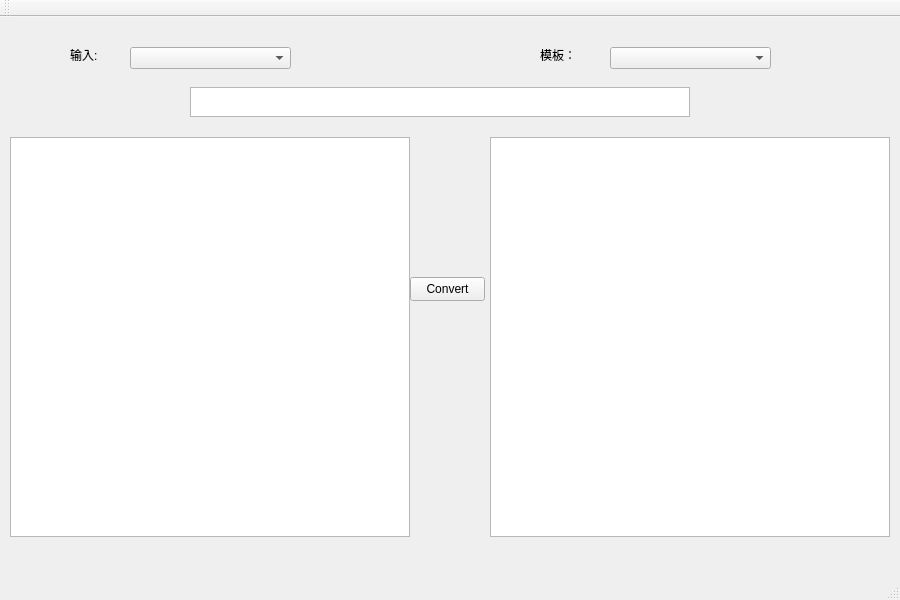
Before: the Qt Designer form QtWebTools.ui in Iwctwbh/QtWebTools, drawn with Qt 5.
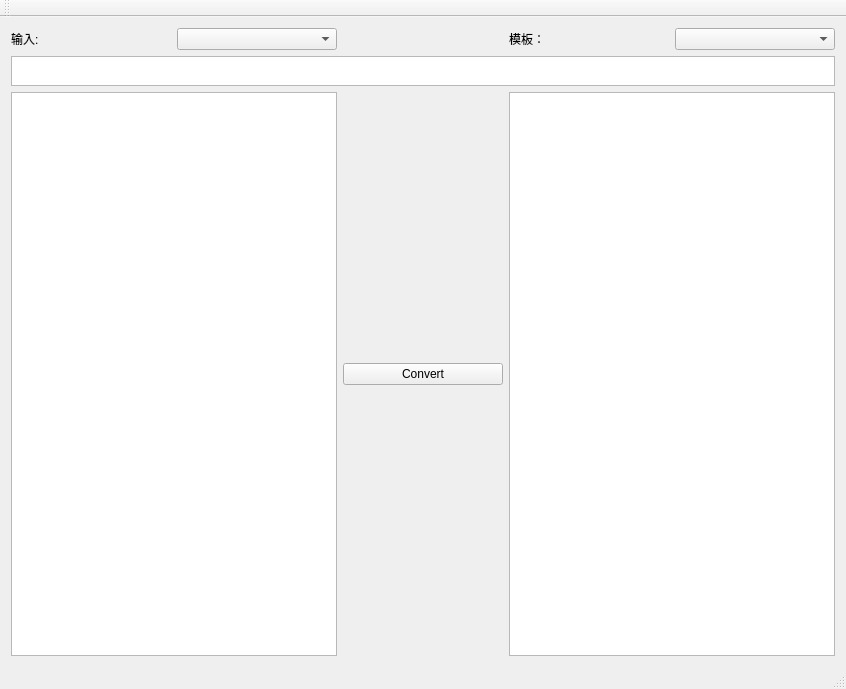
After: the same form once the commit is applied.

Patch:
```diff
--- a/QtWebTools.ui
+++ b/QtWebTools.ui
@@ -6,103 +6,62 @@
    <rect>
     <x>0</x>
     <y>0</y>
-    <width>900</width>
-    <height>600</height>
+    <width>846</width>
+    <height>689</height>
    </rect>
   </property>
   <property name="windowTitle">
    <string>QtWebTools</string>
   </property>
   <widget class="QWidget" name="centralWidget">
-   <widget class="QComboBox" name="comboBox">
-    <property name="geometry">
-     <rect>
-      <x>130</x>
-      <y>30</y>
-      <width>161</width>
-      <height>22</height>
-     </rect>
-    </property>
-   </widget>
-   <widget class="QComboBox" name="comboBox_2">
-    <property name="geometry">
-     <rect>
-      <x>610</x>
-      <y>30</y>
-      <width>161</width>
-      <height>22</height>
-     </rect>
-    </property>
-   </widget>
-   <widget class="QTextEdit" name="textEdit">
-    <property name="geometry">
-     <rect>
-      <x>10</x>
-      <y>120</y>
-      <width>400</width>
-      <height>400</height>
-     </rect>
-    </property>
-   </widget>
-   <widget class="QTextEdit" name="textEdit_2">
-    <property name="geometry">
-     <rect>
-      <x>490</x>
-      <y>120</y>
-      <width>400</width>
-      <height>400</height>
-     </rect>
-    </property>
-   </widget>
-   <widget class="QPushButton" name="pushButton">
-    <property name="geometry">
-     <rect>
-      <x>410</x>
-      <y>260</y>
-      <width>75</width>
-      <height>24</height>
-     </rect>
-    </property>
-    <property name="text">
-     <string>Convert</string>
-    </property>
-   </widget>
-   <widget class="QLabel" name="label">
-    <property name="geometry">
-     <rect>
-      <x>70</x>
-      <y>30</y>
-      <width>53</width>
-      <height>16</height>
-     </rect>
-    </property>
-    <property name="text">
-     <string>输入:</string>
-    </property>
-   </widget>
-   <widget class="QLabel" name="label_2">
-    <property name="geometry">
-     <rect>
-      <x>540</x>
-      <y>30</y>
-      <width>53</width>
-      <height>16</height>
-     </rect>
-    </property>
-    <property name="text">
-     <string>模板：</string>
-    </property>
-   </widget>
-   <widget class="QTextEdit" name="textEdit_3">
-    <property name="geometry">
-     <rect>
-      <x>190</x>
-      <y>70</y>
-      <width>500</width>
-      <height>30</height>
-     </rect>
-    </property>
-   </widget>
+   <layout class="QGridLayout" name="gridLayout">
+    <item row="0" column="0">
+     <widget class="QLabel" name="label">
+      <property name="text">
+       <string>输入:</string>
+      </property>
+     </widget>
+    </item>
+    <item row="0" column="1">
+     <widget class="QComboBox" name="comboBox"/>
+    </item>
+    <item row="0" column="3">
+     <widget class="QLabel" name="label_2">
+      <property name="text">
+       <string>模板：</string>
+      </property>
+     </widget>
+    </item>
+    <item row="0" column="4">
+     <widget class="QComboBox" name="comboBox_2"/>
+    </item>
+    <item row="2" column="0" colspan="2">
+     <widget class="QTextEdit" name="textEdit"/>
+    </item>
+    <item row="2" column="2">
+     <widget class="QPushButton" name="pushButton">
+      <property name="text">
+       <string>Convert</string>
+      </property>
+     </widget>
+    </item>
+    <item row="2" column="3" colspan="2">
+     <widget class="QTextEdit" name="textEdit_2"/>
+    </item>
+    <item row="1" column="0" colspan="5">
+     <widget class="QTextEdit" name="textEdit_3">
+      <property name="maximumSize">
+       <size>
+        <width>16777215</width>
+        <height>30</height>
+       </size>
+      </property>
+      <property name="lineWrapColumnOrWidth">
+       <number>0</number>
+      </property>
+     </widget>
+    </item>
+   </layout>
   </widget>
   <widget class="QMenuBar" name="menuBar">
    <property name="geometry">
```
Left out of the diff: 2 changed lines with no effect on the pictures.
